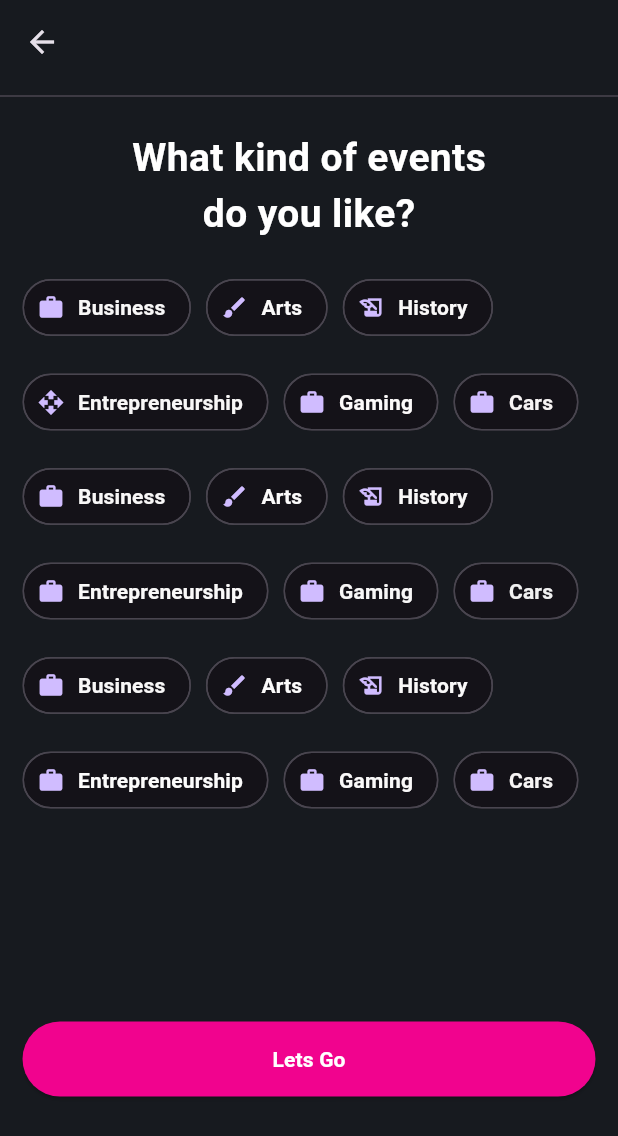
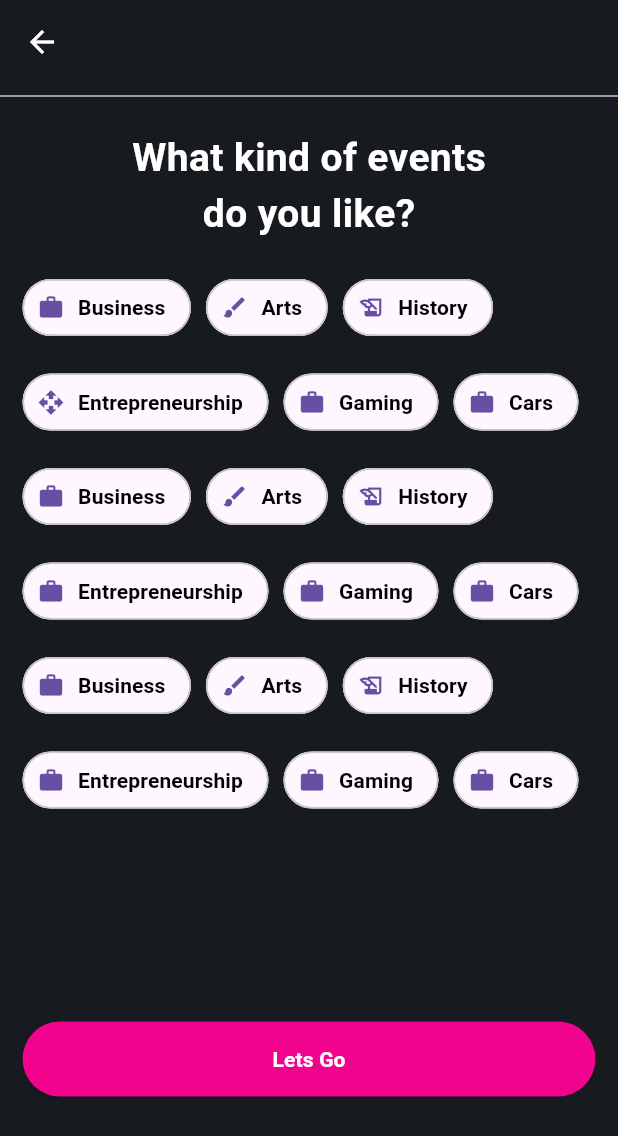
Before and after one commit to jbpranov2204/Flutter_Projects, a Flutter app: the screen it shows after launch, on a phone screen of 412 x 824 dp. Shown: the top 1136 px of the screen. Run offline on Flutter 3.47's test engine with Material 3 defaults, Android fonts, the phone set to English and light mode, and no system bars; our stand-ins replace flutter_slidable.

Commit message:
made changes

```diff
--- a/lib/Wrap_UI.dart
+++ b/lib/Wrap_UI.dart
@@ -10,7 +10,8 @@ class WrapWidget extends StatelessWidget {
       backgroundColor: Color(0xff171A1F),
       appBar: AppBar(
         backgroundColor: Color(0xff171A1F),
-        leading: Icon(Icons.arrow_back),
+        leading: Icon(Icons.arrow_back,
+        color: Colors.white),
       ),
       body: Column(
         children: [
@@ -48,7 +49,7 @@ class WrapWidget extends StatelessWidget {
                             'Business',
                             style: TextStyle(
                               fontWeight: FontWeight.bold,
-                              color: const Color.fromARGB(255, 248, 247, 247),
+                              color: Colors.black,
 
                             ),
                           ),
@@ -62,7 +63,7 @@ class WrapWidget extends StatelessWidget {
                             label: Text('Arts',
                                 style: TextStyle(
                                     fontWeight: FontWeight.bold,
-                                    color: const Color.fromARGB(255, 252, 251, 251))),
+                                    color: Colors.black)),
                                     avatar: Icon(
                                       Icons.brush
                                     ),
@@ -73,7 +74,7 @@ class WrapWidget extends StatelessWidget {
                             label: Text('History',
                                 style: TextStyle(
                                     fontWeight: FontWeight.bold,
-                                    color: const Color.fromARGB(255, 250, 249, 249))),
+                                    color: Colors.black)),
                                     avatar: Icon(
                                       Icons.history_edu
                                     ),
@@ -84,7 +85,7 @@ class WrapWidget extends StatelessWidget {
                             label: Text('Entrepreneurship',
                                 style: TextStyle(
                                     fontWeight: FontWeight.bold,
-                                    color: const Color.fromARGB(255, 248, 247, 247))),
+                                    color: Colors.black)),
                                     avatar: Icon(
                                       Icons.open_with
                                     ),
@@ -95,7 +96,7 @@ class WrapWidget extends StatelessWidget {
                             label: Text('Gaming',
                                 style: TextStyle(
                                     fontWeight: FontWeight.bold,
-                                    color: const Color.fromARGB(255, 252, 250, 250))),
+                                    color: Colors.black)),
                                     avatar: Icon(
                                       Icons.work
                                     ),
@@ -106,7 +107,7 @@ class WrapWidget extends StatelessWidget {
                             label: Text('Cars',
                                 style: TextStyle(
                                     fontWeight: FontWeight.bold,
-                                    color: const Color.fromARGB(255, 247, 244, 244))),
+                                    color: Colors.black)),
                                     avatar: Icon(
                                       Icons.work
                                     ),
@@ -117,7 +118,7 @@ class WrapWidget extends StatelessWidget {
                             'Business',
                             style: TextStyle(
                               fontWeight: FontWeight.bold,
-                              color: const Color.fromARGB(255, 248, 247, 247),
+                              color: Colors.black,
 
                             ),
                           ),
@@ -131,7 +132,7 @@ class WrapWidget extends StatelessWidget {
                             label: Text('Arts',
                                 style: TextStyle(
                                     fontWeight: FontWeight.bold,
-                                    color: const Color.fromARGB(255, 252, 251, 251))),
+                                    color: Colors.black)),
                                     avatar: Icon(
                                       Icons.brush
                                     ),
@@ -142,7 +143,7 @@ class WrapWidget extends StatelessWidget {
                             label: Text('History',
                                 style: TextStyle(
                                     fontWeight: FontWeight.bold,
-                                    color: const Color.fromARGB(255, 250, 249, 249))),
+                                    color: Colors.black)),
                                     avatar: Icon(
                                       Icons.history_edu
                                     ),
@@ -153,7 +154,7 @@ class WrapWidget extends StatelessWidget {
                             label: Text('Entrepreneurship',
                                 style: TextStyle(
                                     fontWeight: FontWeight.bold,
-                                    color: const Color.fromARGB(255, 250, 249, 249))),
+                                    color: Colors.black)),
                                     avatar: Icon(
                                       Icons.work
                                     ),
@@ -164,7 +165,7 @@ class WrapWidget extends StatelessWidget {
                             label: Text('Gaming',
                                 style: TextStyle(
                                     fontWeight: FontWeight.bold,
-                                    color: const Color.fromARGB(255, 248, 247, 247))),
+                                    color: Colors.black)),
                                     avatar: Icon(
                                       Icons.work
                                     ),
@@ -175,7 +176,7 @@ class WrapWidget extends StatelessWidget {
                             label: Text('Cars',
                                 style: TextStyle(
                                     fontWeight: FontWeight.bold,
-                                    color: const Color.fromARGB(255, 241, 241, 241))),
+                                    color: Colors.black)),
                                     avatar: Icon(
                                       Icons.work
                                     ),
@@ -187,7 +188,7 @@ class WrapWidget extends StatelessWidget {
                             'Business',
                             style: TextStyle(
                               fontWeight: FontWeight.bold,
-                              color: const Color.fromARGB(255, 248, 247, 247),
+                              color: Colors.black,
 
                             ),
                           ),
@@ -201,7 +202,7 @@ class WrapWidget extends StatelessWidget {
                             label: Text('Arts',
                                 style: TextStyle(
                                     fontWeight: FontWeight.bold,
-                                    color: const Color.fromARGB(255, 252, 251, 251))),
+                                    color: Colors.black)),
                                     avatar: Icon(
                                       Icons.brush
                                     ),
@@ -212,7 +213,7 @@ class WrapWidget extends StatelessWidget {
                             label: Text('History',
                                 style: TextStyle(
                                     fontWeight: FontWeight.bold,
-                                    color: const Color.fromARGB(255, 250, 249, 249))),
+                                    color: Colors.black)),
                                     avatar: Icon(
                                       Icons.history_edu
                                     ),
@@ -223,7 +224,7 @@ class WrapWidget extends StatelessWidget {
                             label: Text('Entrepreneurship',
                                 style: TextStyle(
                                     fontWeight: FontWeight.bold,
-                                    color: const Color.fromARGB(255, 252, 252, 252))),
+                                    color: Colors.black)),
                                     avatar: Icon(
                                       Icons.work
                                     ),
@@ -234,7 +235,7 @@ class WrapWidget extends StatelessWidget {
                             label: Text('Gaming',
                                 style: TextStyle(
                                     fontWeight: FontWeight.bold,
-                                    color: const Color.fromARGB(255, 250, 249, 249))),
+                                    color: Colors.black)),
                                     avatar: Icon(
                                       Icons.work
                                     ),
@@ -245,7 +246,7 @@ class WrapWidget extends StatelessWidget {
                             label: Text('Cars',
                                 style: TextStyle(
                                     fontWeight: FontWeight.bold,
-                                    color: const Color.fromARGB(255, 247, 245, 245))),
+                                    color: Colors.black)),
                                     avatar: Icon(
                                       Icons.work
                                     ),
--- a/lib/main.dart
+++ b/lib/main.dart
@@ -18,7 +18,7 @@ class MyApp extends StatelessWidget {
     return MaterialApp(
 
       theme: ThemeData(
-         brightness: Brightness.dark
+         brightness: Brightness.light
 
 
       ),
```
